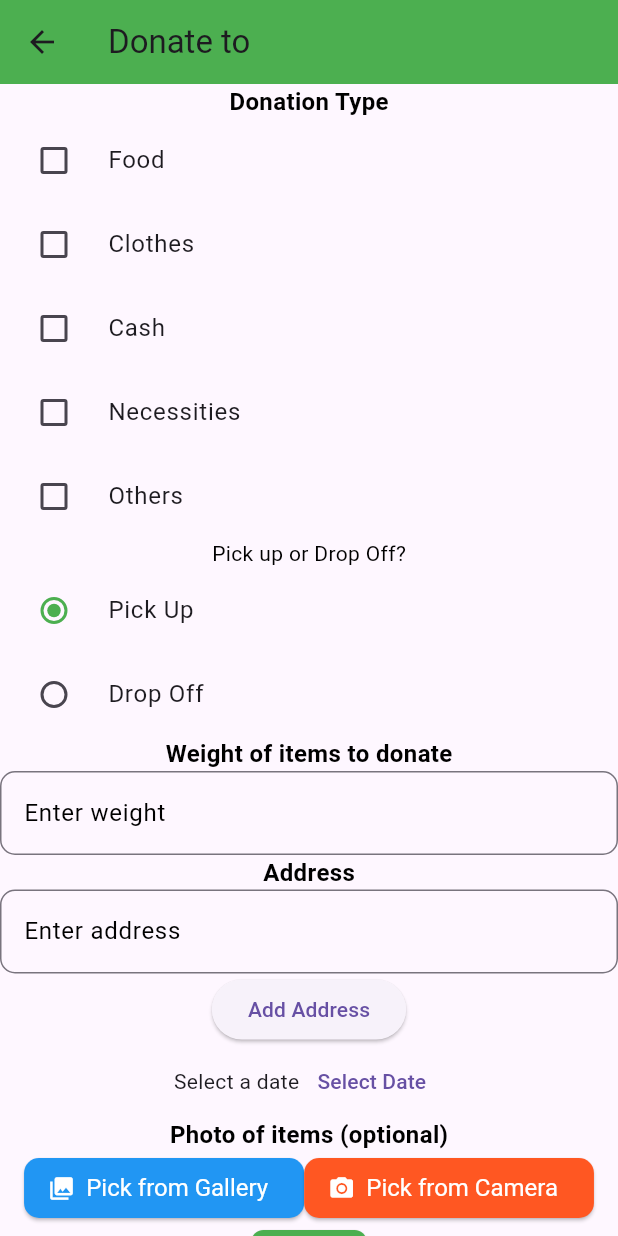
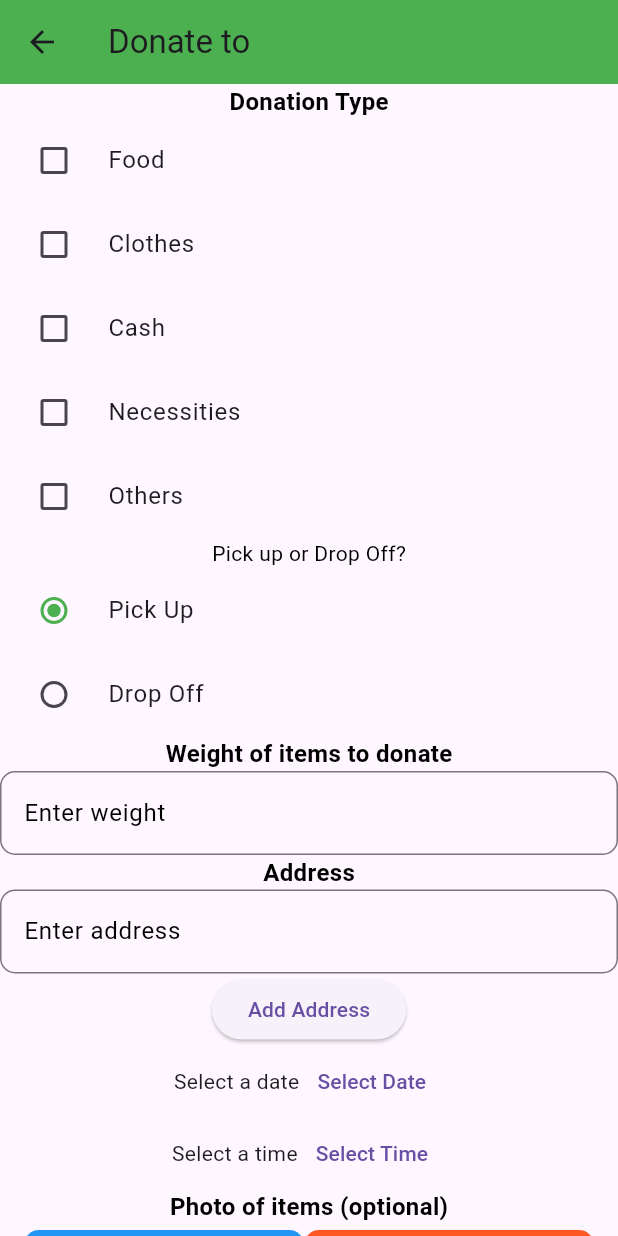
Before and after one commit to montero333/CMSC-23-FINAL-PROJECT, a Flutter app: the DonateToOrganizationDrive screen opened directly with empty values, on a phone screen of 412 x 824 dp. Run offline on Flutter 3.47's test engine with Material 3 defaults, Android fonts, the phone set to English and light mode, and no system bars; our stand-ins replace image_picker.

Commit message:
added donation model and time picker

```diff
--- /dev/null
+++ b/lib/models/donation_model.dart
@@ -0,0 +1,49 @@
+import 'package:milestone_1/models/donation_drive_model.dart';
+
+class Donation {
+  String? id;
+  DonationDrive drive; //para saang donation drive yung donation
+  bool food;
+  bool clothes;
+  bool cash;
+  bool necessities;
+  bool others;
+  String deliveryMethod;
+  double weight;
+  List addresses;
+  String date;
+  String time;
+
+
+  Donation({
+    this.id,
+    required this.drive,
+    required this.food,
+    required this.clothes,
+    required this.cash,
+    required this.necessities,
+    required this.others,
+    required this.deliveryMethod,
+    required this.weight,
+    required this.addresses,
+    required this.date,
+    required this.time,
+  });
+
+  void printDetails() {
+    print('Donation Details:');
+    print('ID: ${id ?? 'N/A'}');
+    print('Drive: ${drive.name}'); // Assuming DonationDrive has a 'name' attribute
+    print('Food: $food');
+    print('Clothes: $clothes');
+    print('Cash: $cash');
+    print('Necessities: $necessities');
+    print('Others: $others');
+    print('Delivery Method: $deliveryMethod');
+    print('Weight: $weight kg');
+    print('Addresses: ${addresses.join(', ')}');
+    print('Date: $date');
+    print('Time: $time');
+  }
+
+}
--- a/lib/pages/donateTo_OrganizationPage.dart
+++ b/lib/pages/donateTo_OrganizationPage.dart
@@ -5,6 +5,7 @@ import 'package:flutter/services.dart';
 import 'package:image_picker/image_picker.dart';
 import '../models/donation_drive_model.dart';
 import 'package:intl/intl.dart'; // Import the intl package
+import '../models/donation_model.dart';
 
 
 class DonateToOrganizationDrive extends StatefulWidget {
@@ -26,6 +27,7 @@ class _DonateToOrganizationDriveState extends State<DonateToOrganizationDrive> {
     "weight": 0,
     "addresses": [],
     "date": null,
+    "time": null,
   };
   List<String> deliveryOptions = ["pickUp", "dropOff"];
   File? image;
@@ -66,13 +68,14 @@ class _DonateToOrganizationDriveState extends State<DonateToOrganizationDrive> {
         donationFormInput["necessities"] ||
         donationFormInput["others"];
     bool isDateSelected = donationFormInput["date"] != null;
+    bool isTimeSelected = donationFormInput["time"] != null;
     bool isWeightValid = donationFormInput["weight"] > 0;
     bool isAddressEntered = donationFormInput["addresses"].isNotEmpty;
 
     if ( donationFormInput["deliveryMethod"] != "dropOff" ) {
-      return isCheckboxChecked && isDateSelected && isWeightValid && isAddressEntered;
+      return isCheckboxChecked && isDateSelected && isTimeSelected && isWeightValid && isAddressEntered;
     } else {
-      return isCheckboxChecked && isDateSelected && isWeightValid;
+      return isCheckboxChecked && isDateSelected && isTimeSelected && isWeightValid;
     }
   }
 
@@ -103,7 +106,22 @@ class _DonateToOrganizationDriveState extends State<DonateToOrganizationDrive> {
                     content: Text('Successful donation!'), // Display a success message
                   ),
                 );
+                Donation donation = Donation(
+                  drive: widget.donationDrive,
+                  food: donationFormInput["food"],
+                  clothes: donationFormInput["clothes"],
+                  cash: donationFormInput["cash"],
+                  necessities: donationFormInput["necessities"],
+                  others: donationFormInput["others"],
+                  deliveryMethod: donationFormInput["deliveryMethod"],
+                  weight: donationFormInput["weight"],
+                  addresses: donationFormInput["addresses"],
+                  date: DateFormat('yyyy-MM-dd').format(donationFormInput["date"]),
+                  time: donationFormInput["time"]?.format(context) ?? ""
+                  );
                 print(donationFormInput);
+                donation.printDetails();
+
               },
               child: Text("Yes"),
             ),
@@ -138,6 +156,12 @@ class _DonateToOrganizationDriveState extends State<DonateToOrganizationDrive> {
   void updateDate(DateTime date) {
     setState(() {
       donationFormInput["date"] = date;
+    });
+  }
+
+  void updateTime(TimeOfDay time) {
+    setState(() {
+      donationFormInput["time"] = time;
     });
   }
 
@@ -339,6 +363,7 @@ class _DonateToOrganizationDriveState extends State<DonateToOrganizationDrive> {
             ),
 
             DatePicker(onDateSelected: updateDate),
+            TimePicker(onTimeSelected: updateTime),
             Text(
               "Photo of items (optional)",
               style: TextStyle(
@@ -480,3 +505,49 @@ class _DatePickerState extends State<DatePicker> {
     );
   }
 }
+
+class TimePicker extends StatefulWidget {
+  final Function(TimeOfDay) onTimeSelected;
+
+  TimePicker({required this.onTimeSelected});
+
+  @override
+  _TimePickerState createState() => _TimePickerState();
+}
+
+class _TimePickerState extends State<TimePicker> {
+  TimeOfDay? selectedTime;
+
+  Future<void> _selectTime(BuildContext context) async {
+    final TimeOfDay? picked = await showTimePicker(
+      context: context,
+      initialTime: TimeOfDay.now(),
+    );
+    if (picked != null && picked != selectedTime) {
+      setState(() {
+        selectedTime = picked;
+        widget.onTimeSelected(selectedTime!);
+      });
+    }
+  }
+
+  @override
+  Widget build(BuildContext context) {
+    String formattedTime = selectedTime != null
+        ? "Selected time: ${selectedTime!.format(context)}"
+        : 'Select a time';
+
+    return Center(
+      child: Row(
+        mainAxisAlignment: MainAxisAlignment.center,
+        children: <Widget>[
+          Text(formattedTime),
+          TextButton(
+            onPressed: () => _selectTime(context),
+            child: Text('Select Time'),
+          ),
+        ],
+      ),
+    );
+  }
+}
```
